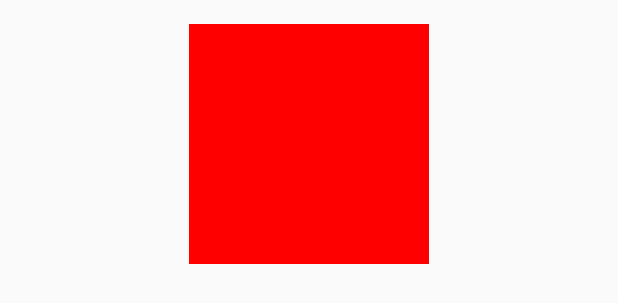
After one commit to nafarya/MarketForMoms, an Android app: the layout fragment_advice_list_item.xml on its own in the app's theme, with its tools: preview values and no code run, on a phone screen of 412 x 824 dp. The commit adds this screen. Shown: the top 303 px of the screen. Run offline under Robolectric (Android 15) with nearby library versions, the phone set to English and light mode, and no system bars.

Commit message:
Refactoring + Advice

```diff
--- a/app/src/main/java/com/example/dan/mommarket/presenter/PresenterCatalog.java
+++ b/app/src/main/java/com/example/dan/mommarket/presenter/CatalogPresenter.java
@@ -2,15 +2,15 @@ package com.example.dan.mommarket.presenter;
 
 import android.os.Bundle;
 
-import com.example.dan.mommarket.view.ViewCatalog;
+import com.example.dan.mommarket.view.CatalogView;
 
 /**
  * Created by dan on 26.08.16.
  */
 
-public interface PresenterCatalog {
+public interface CatalogPresenter {
     void onCreateView(Bundle savedIntanceState);
     void updateCatalog();
-    void setView(ViewCatalog viewCatalog);
+    void setView(CatalogView catalogView);
     void removeView();
 }
--- a/app/src/main/java/com/example/dan/mommarket/view/ViewCatalog.java
+++ b/app/src/main/java/com/example/dan/mommarket/view/CatalogView.java
@@ -9,6 +9,6 @@ import java.util.List;
  * Created by dan on 26.08.16.
  */
 
-public interface ViewCatalog {
+public interface CatalogView {
     void showProducts(List<Product> productsList);
 }
--- /dev/null
+++ b/app/src/main/res/layout/fragment_advice_list_item.xml
@@ -0,0 +1,27 @@
+<?xml version="1.0" encoding="utf-8"?>
+<LinearLayout
+    xmlns:android="http://schemas.android.com/apk/res/android"
+    android:orientation="vertical"
+    android:layout_width="match_parent"
+    android:layout_margin="16dp"
+    android:layout_height="wrap_content">
+
+    <ImageView
+        android:layout_width="160dp"
+        android:layout_height="160dp"
+        android:id="@+id/rv_advice_list_item_image"
+        android:background="#FF0000"
+        android:layout_gravity="center_horizontal" />
+
+    <TextView
+        android:layout_width="wrap_content"
+        android:layout_height="wrap_content"
+        android:id="@+id/rv_advice_list_item_name"
+        android:layout_gravity="center_horizontal" />
+
+    <TextView
+        android:layout_width="wrap_content"
+        android:layout_height="wrap_content"
+        android:id="@+id/rv_advice_list_item_description"
+        android:layout_gravity="center_horizontal" />
+</LinearLayout>
```
Also changed, not shown: app/src/main/java/com/example/dan/mommarket/MainActivity.java (+13 -35 lines), app/src/main/java/com/example/dan/mommarket/adapter/AdviceListRVAdapter.java (added, +59 -0 lines), app/src/main/java/com/example/dan/mommarket/database/AdviceDataSource.java (renamed from app/src/main/java/com/example/dan/mommarket/database/AdviceDataSouce.java, +4 -4 lines), app/src/main/java/com/example/dan/mommarket/presenter/AdviceListPresenter.java (added, +17 -0 lines), app/src/main/java/com/example/dan/mommarket/presenter/AdviceListPresenterImpl.java (added, +58 -0 lines), app/src/main/java/com/example/dan/mommarket/presenter/CatalogPresenterImpl.java (renamed from app/src/main/java/com/example/dan/mommarket/presenter/PresenterCatalogImpl.java, +21 -15 lines), app/src/main/java/com/example/dan/mommarket/view/AdviceListView.java (added, +15 -0 lines), app/src/main/java/com/example/dan/mommarket/view/AdviceListViewImpl.java (renamed from app/src/main/java/com/example/dan/mommarket/view/ViewCatalogImpl.java, +17 -17 lines), app/src/main/java/com/example/dan/mommarket/view/CatalogViewImpl.java (added, +53 -0 lines), app/src/main/res/layout/content_main.xml (+6 -4 lines), app/src/main/res/layout/fragment_advice_list.xml (added, +7 -0 lines).
